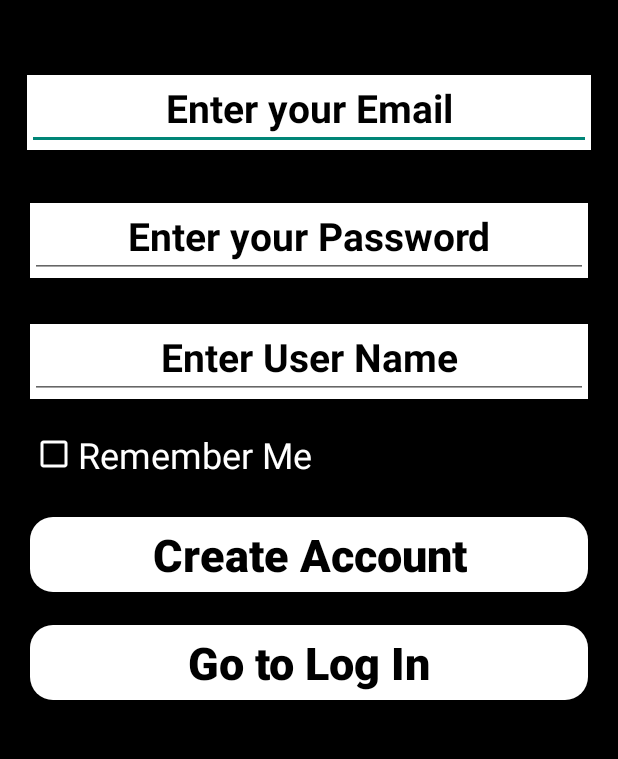
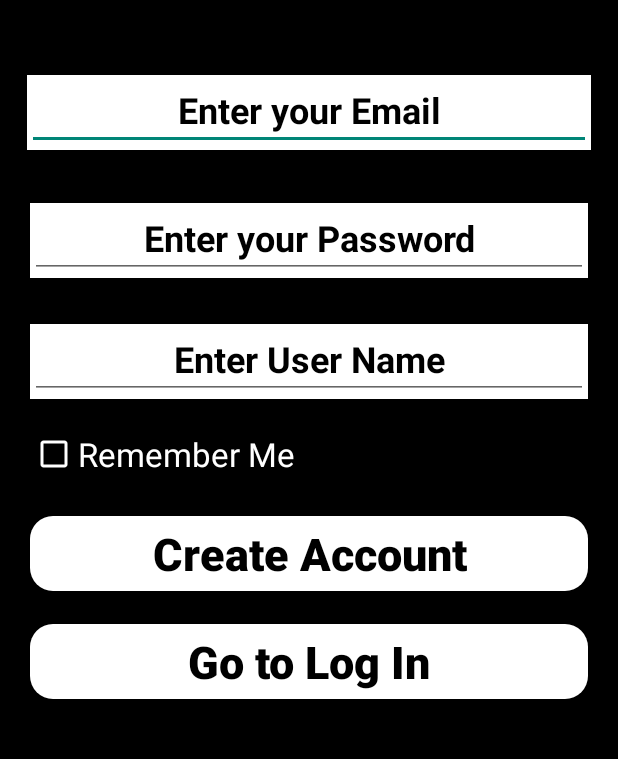
Before and after one commit to ireinman/Project_IOT_hike, an Android app: the Sign_up screen opened directly, with no data from a screen before it, on a phone screen of 412 x 824 dp, the part 420-1179 px from its top. Run offline under Robolectric (Android 15) with nearby library versions, the phone set to English and light mode, and no system bars; our stand-ins replace Firebase (no records; nobody signed in at launch, a user with empty details on screens opened directly).

```diff
--- a/app/build.gradle
+++ b/app/build.gradle
@@ -23,7 +23,7 @@ android {
         python {
             // eyal: /Users/eyaltadmor/opt/anaconda3/bin/python
             // itamer: C:/Program Files (x86)/Microsoft Visual Studio/Shared/Python37_64/python
-            buildPython "/Users/eyaltadmor/opt/anaconda3/bin/python"
+            buildPython "C:/Program Files (x86)/Microsoft Visual Studio/Shared/Python37_64/python"
             pip {
                 install "numpy"
                 install "scipy"
--- a/app/src/main/AndroidManifest.xml
+++ b/app/src/main/AndroidManifest.xml
@@ -8,7 +8,7 @@
     <uses-permission android:name="android.permission.BLUETOOTH_ADMIN" />
 
     <application
-        android:icon="@mipmap/ic_launcher"
+        android:icon="@drawable/iot_logo_white"
         android:label="@string/app_name"
         android:requestLegacyExternalStorage="true"
         android:roundIcon="@mipmap/ic_launcher_round"
--- a/app/src/main/java/com/example/iotProject/Log_in.java
+++ b/app/src/main/java/com/example/iotProject/Log_in.java
@@ -15,7 +15,6 @@ import android.widget.CheckBox;
 import android.widget.EditText;
 import android.widget.Toast;
 
-import androidx.annotation.*;
 import androidx.appcompat.app.AppCompatActivity;
 
 import com.google.android.gms.tasks.OnCompleteListener;
@@ -110,7 +109,7 @@ public class Log_in extends AppCompatActivity {
         if(currentUser != null){
             dataBase.child("users").child(currentUser.getUid()).child("rememberMe").get().addOnCompleteListener(new OnCompleteListener<DataSnapshot>() {
                 @Override
-                public void onComplete(@NonNull Task<DataSnapshot> task) {
+                public void onComplete(Task<DataSnapshot> task) {
                     if (!task.isSuccessful()) {
                         Log.e("firebase", "Error getting data", task.getException());
                     }
--- a/app/src/main/res/layout/activity_log_in.xml
+++ b/app/src/main/res/layout/activity_log_in.xml
@@ -42,7 +42,7 @@
             android:singleLine="true"
             android:textStyle="bold"
             android:textColorHint="@color/black"
-            android:textSize="30sp"/>
+            android:textSize="24sp"/>
 
     </LinearLayout>
 
@@ -65,7 +65,7 @@
             android:singleLine="true"
             android:textStyle="bold"
             android:textColorHint="@color/black"
-            android:textSize="30sp"/>
+            android:textSize="24sp"/>
 
     </LinearLayout>
 
@@ -87,7 +87,7 @@
             android:layout_width="wrap_content"
             android:layout_height="wrap_content"
             android:text="Remember Me"
-            android:textSize="24sp"
+            android:textSize="22sp"
             android:textColor="#FFFFFF" />
 
     </LinearLayout>
--- a/app/src/main/res/layout/activity_sign_up.xml
+++ b/app/src/main/res/layout/activity_sign_up.xml
@@ -42,7 +42,7 @@
             android:singleLine="true"
             android:textColor="@color/black"
             android:textColorHint="@color/black"
-            android:textSize="26sp"
+            android:textSize="24sp"
             android:textStyle="bold" />
 
     </LinearLayout>
@@ -66,7 +66,7 @@
             android:singleLine="true"
             android:textStyle="bold"
             android:textColorHint="@color/black"
-            android:textSize="26sp"/>
+            android:textSize="24sp"/>
 
     </LinearLayout>
 
@@ -89,7 +89,7 @@
             android:singleLine="true"
             android:textStyle="bold"
             android:textColorHint="@color/black"
-            android:textSize="26sp"/>
+            android:textSize="24sp"/>
 
     </LinearLayout>
 
@@ -111,7 +111,7 @@
             android:layout_width="wrap_content"
             android:layout_height="wrap_content"
             android:text="Remember Me"
-            android:textSize="24sp"
+            android:textSize="22sp"
             android:textColor="#FFFFFF" />
 
     </LinearLayout>
```
Also changed, not shown: app/src/main/java/com/example/iotProject/BatteryCheck.java (+5 -3 lines), app/src/main/res/layout/activity_train_settings.xml (+25 -21 lines).
